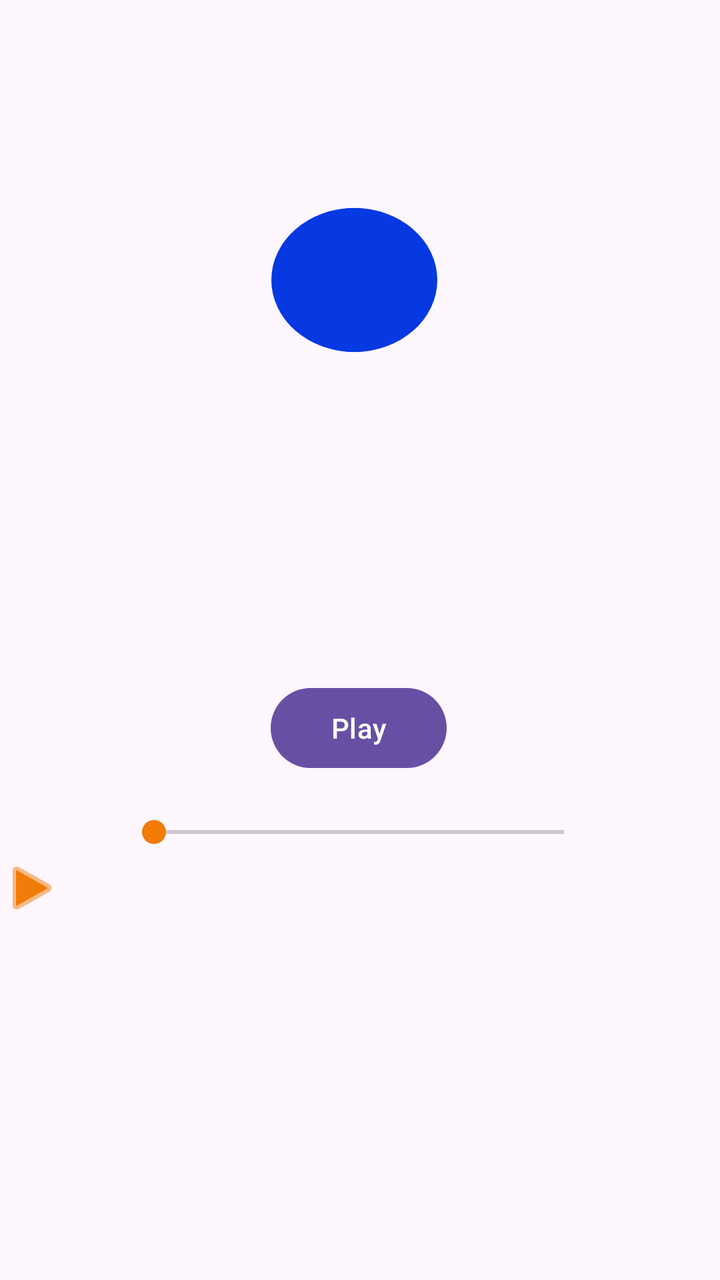
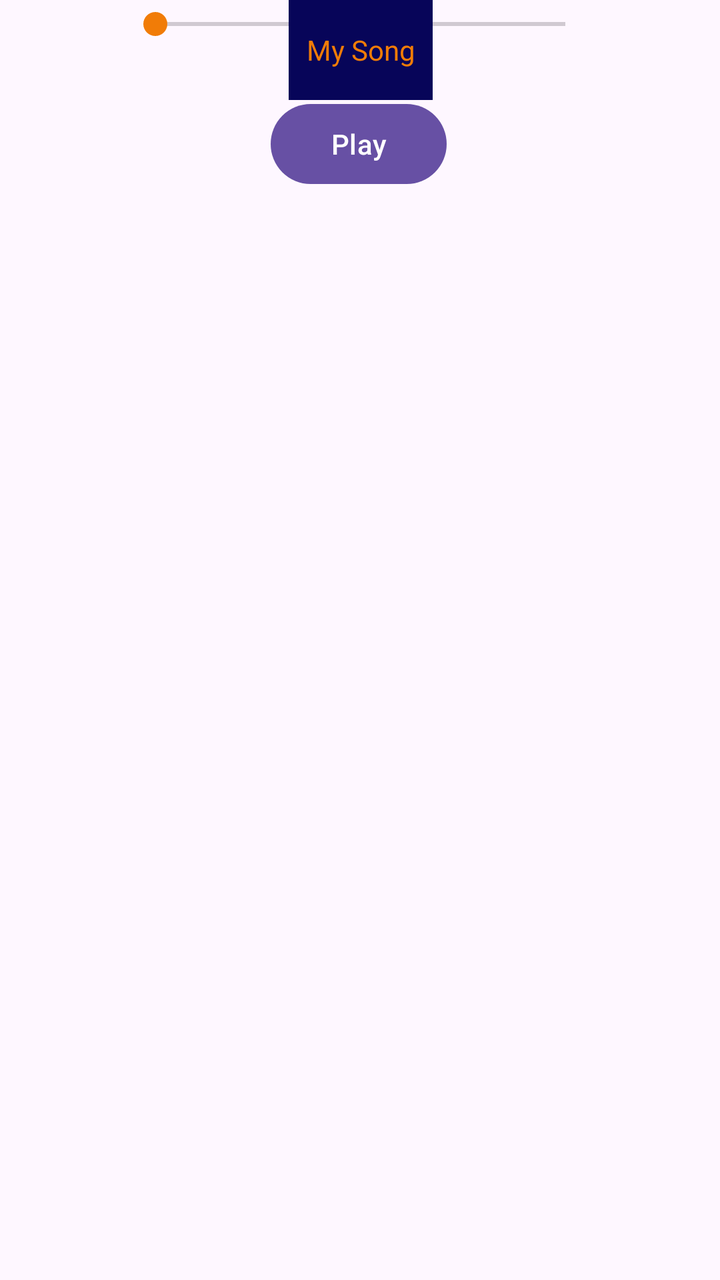

Compare the two renders of this Android layout. The source of the first and the diff that turns it into the second are given below.
<!-- AndroidManifest.xml: application theme Theme.57Lesson_audio -->
<!-- res/layout/activity_main.xml -->
<?xml version="1.0" encoding="utf-8"?>
<androidx.constraintlayout.widget.ConstraintLayout xmlns:android="http://schemas.android.com/apk/res/android"
    xmlns:app="http://schemas.android.com/apk/res-auto"
    xmlns:tools="http://schemas.android.com/tools"
    android:layout_width="match_parent"
    android:layout_height="match_parent"
    tools:context=".MainActivity">

    <Button
        android:id="@+id/playButton"
        android:layout_width="wrap_content"
        android:layout_height="wrap_content"
        android:layout_marginTop="340dp"
        android:text="Play"
        app:layout_constraintEnd_toEndOf="parent"
        app:layout_constraintHorizontal_bias="0.498"
        app:layout_constraintStart_toStartOf="parent"
        app:layout_constraintTop_toTopOf="parent" />

    <SeekBar
        android:id="@+id/volumeSeekBar"
        android:thumbTint="@color/dark_orange"
        android:progressTint="@color/dark_orange"
        android:layout_width="237dp"
        android:layout_height="24dp"
        android:layout_marginTop="16dp"
        app:layout_constraintEnd_toEndOf="@+id/playButton"
        app:layout_constraintStart_toStartOf="@+id/playButton"
        app:layout_constraintTop_toBottomOf="@+id/playButton" />

    <ImageView
        android:id="@+id/imageView1"
        android:layout_width="83dp"
        android:layout_height="72dp"
        android:layout_marginTop="32dp"
        android:layout_marginBottom="157dp"
        android:background="@drawable/circle"
        app:layout_constraintBottom_toTopOf="@+id/playButton"
        app:layout_constraintEnd_toEndOf="parent"
        app:layout_constraintHorizontal_bias="0.49"
        app:layout_constraintStart_toStartOf="parent"
        app:layout_constraintTop_toTopOf="parent"
        app:layout_constraintVertical_bias="0.911"
        app:srcCompat="@drawable/circle" />

    <ImageView
        android:id="@+id/imagePlay"
        android:layout_width="wrap_content"
        android:layout_height="wrap_content"
        android:tint="@color/dark_orange"
        app:layout_constraintTop_toBottomOf="@+id/volumeSeekBar"
        app:srcCompat="@android:drawable/ic_media_play"
        tools:layout_editor_absoluteX="189dp" />

</androidx.constraintlayout.widget.ConstraintLayout>
<!-- resources referenced by this layout -->
<resources>
  <color name="dark_orange">#f17c07</color>
  <!-- drawable circle (drawable) -->
  <?xml version="1.0" encoding="utf-8"?>
  <shape xmlns:android="http://schemas.android.com/apk/res/android"
      android:shape="oval">
      <solid
          android:color="@color/dark_blue"/>
      <size
          android:height="120dp"
          android:width="120dp"/>
  
  
  </shape>
  <style name="Theme.57Lesson_audio" parent="Base.Theme.57Lesson_audio" />
  <color name="dark_blue">#0639E1</color>
  <style name="Base.Theme.57Lesson_audio" parent="Theme.Material3.DayNight.NoActionBar">
          
          
      </style>
</resources>

<!-- the commit's change to res/layout/activity_main.xml (unified diff, before → after) -->
@@ -4,29 +4,31 @@
     xmlns:tools="http://schemas.android.com/tools"
     android:layout_width="match_parent"
     android:layout_height="match_parent"
+    android:contextClickable="false"
+    android:textAlignment="textEnd"
     tools:context=".MainActivity">
 
     <Button
         android:id="@+id/playButton"
         android:layout_width="wrap_content"
         android:layout_height="wrap_content"
-        android:layout_marginTop="340dp"
+        android:layout_marginTop="24dp"
         android:text="Play"
         app:layout_constraintEnd_toEndOf="parent"
         app:layout_constraintHorizontal_bias="0.498"
         app:layout_constraintStart_toStartOf="parent"
-        app:layout_constraintTop_toTopOf="parent" />
+        app:layout_constraintTop_toBottomOf="@+id/volumeSeekBar" />
 
     <SeekBar
         android:id="@+id/volumeSeekBar"
-        android:thumbTint="@color/dark_orange"
-        android:progressTint="@color/dark_orange"
         android:layout_width="237dp"
         android:layout_height="24dp"
-        android:layout_marginTop="16dp"
+        android:progressTint="@color/dark_orange"
+        android:thumbTint="@color/dark_orange"
         app:layout_constraintEnd_toEndOf="@+id/playButton"
+        app:layout_constraintHorizontal_bias="0.496"
         app:layout_constraintStart_toStartOf="@+id/playButton"
-        app:layout_constraintTop_toBottomOf="@+id/playButton" />
+        tools:layout_editor_absoluteY="420dp" />
 
     <ImageView
         android:id="@+id/imageView1"
@@ -43,13 +45,18 @@
         app:layout_constraintVertical_bias="0.911"
         app:srcCompat="@drawable/circle" />
 
-    <ImageView
-        android:id="@+id/imagePlay"
-        android:layout_width="wrap_content"
-        android:layout_height="wrap_content"
-        android:tint="@color/dark_orange"
-        app:layout_constraintTop_toBottomOf="@+id/volumeSeekBar"
-        app:srcCompat="@android:drawable/ic_media_play"
-        tools:layout_editor_absoluteX="189dp" />
+    <TextView
+        android:id="@+id/textView"
+        android:layout_width="72dp"
+        android:layout_height="50dp"
+        android:background="@color/black_blue"
+        android:gravity="center"
+        android:text="My Song"
+        android:textAlignment="center"
+        android:textColor="@color/dark_orange"
+        app:layout_constraintEnd_toEndOf="@+id/volumeSeekBar"
+        app:layout_constraintStart_toStartOf="@+id/volumeSeekBar"
+        tools:layout_editor_absoluteY="318dp" />
+
 
 </androidx.constraintlayout.widget.ConstraintLayout>
<!-- resource entries referenced after the edit -->
@@ -1,5 +1,6 @@
 <!-- resources referenced by this layout -->
 <resources>
+  <color name="black_blue">#070559</color>
   <color name="dark_orange">#f17c07</color>
   <!-- drawable circle (drawable) -->
   <?xml version="1.0" encoding="utf-8"?>
